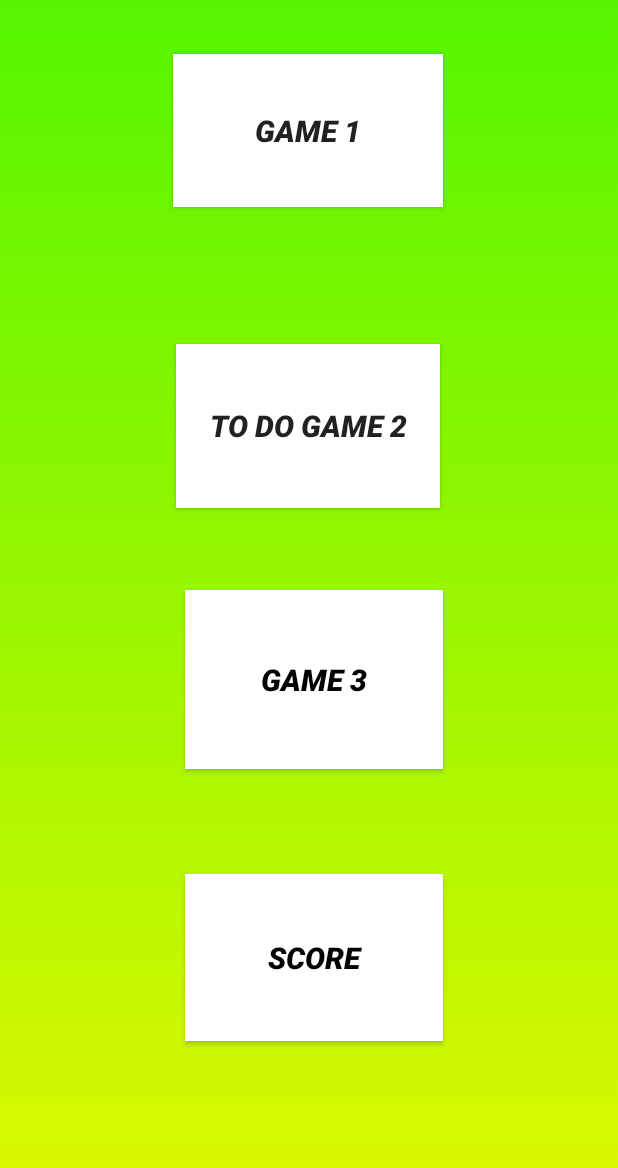
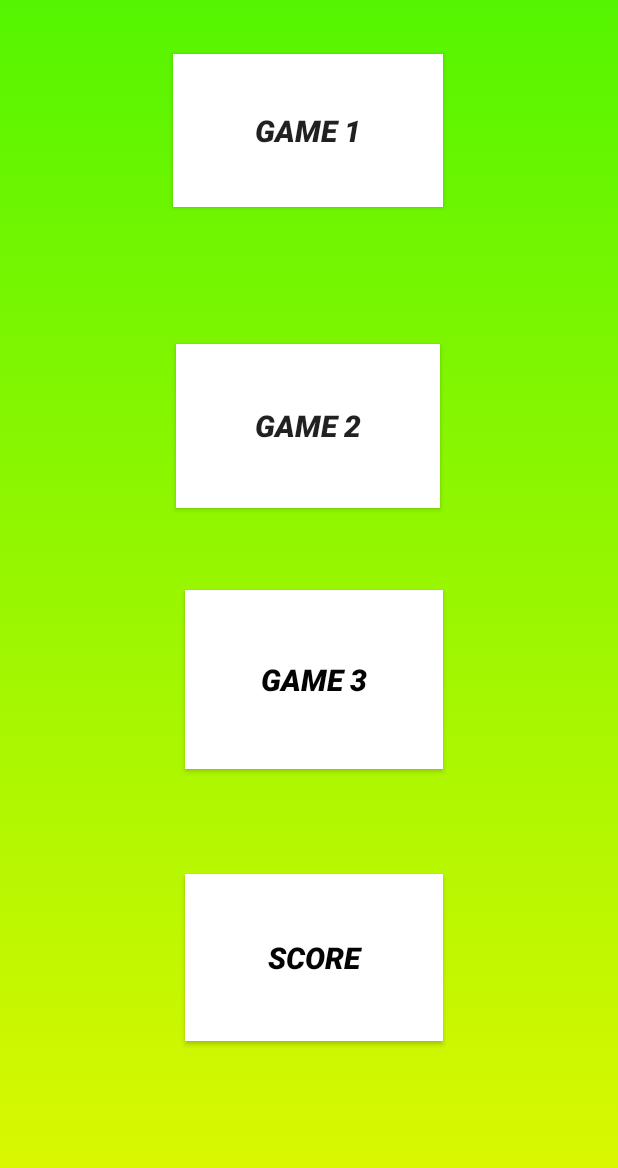
Before and after one commit to zohaibxrehman/Trio, an Android app: the Main2Activity screen opened directly, with no data from a screen before it, on a phone screen of 412 x 824 dp. Shown: the top 1168 px of the screen. Run offline under Robolectric (Android 15) with nearby library versions, the phone set to English and light mode, and no system bars.

Commit message:
fixed text in main menu, fixed a bug with login process

```diff
--- a/phase1/app/src/main/java/com/example/game/MainActivity.java
+++ b/phase1/app/src/main/java/com/example/game/MainActivity.java
@@ -32,8 +32,8 @@ public class MainActivity extends Activity implements View.OnClickListener {
     public void onClick(View v) {
         switch (v.getId()) {
             case R.id.login:
-                String name1 = name.getText().toString();
-                String name2 = name.getText().toString();
+                // String name1 = name.getText().toString();
+                // String name2 = name.getText().toString();
                 //do check if data aldready stored
                 Intent i = new Intent(this, Main2Activity.class);
                 startActivity(i);
--- a/phase1/app/src/main/res/layout/activity_main.xml
+++ b/phase1/app/src/main/res/layout/activity_main.xml
@@ -29,7 +29,7 @@
         android:layout_width="176dp"
         android:layout_height="109dp"
         android:background="#FFFFFFFF"
-        android:text="To do Game 2"
+        android:text="Game 2"
         android:textSize="20sp"
         android:textStyle="bold|italic"
         app:layout_constraintBottom_toBottomOf="parent"
```
